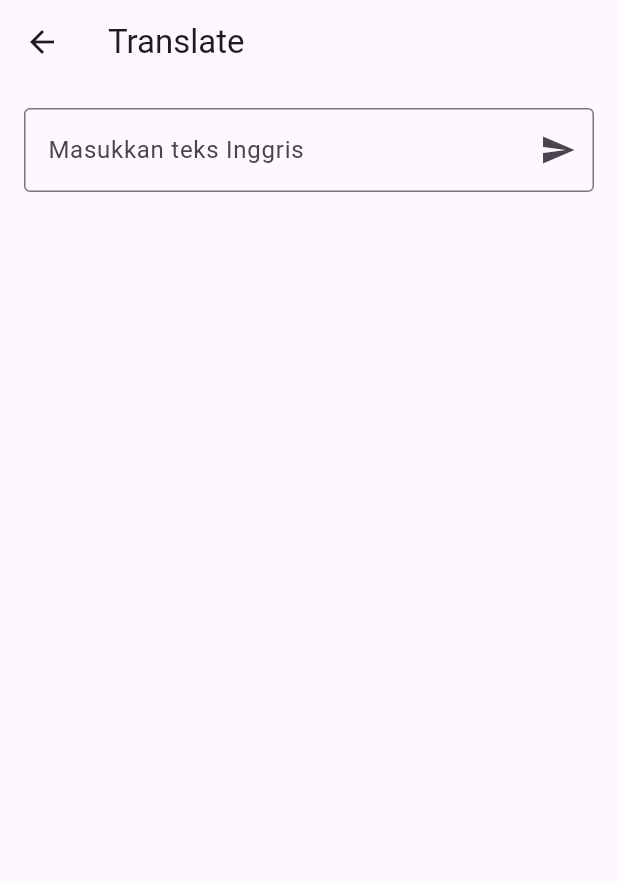
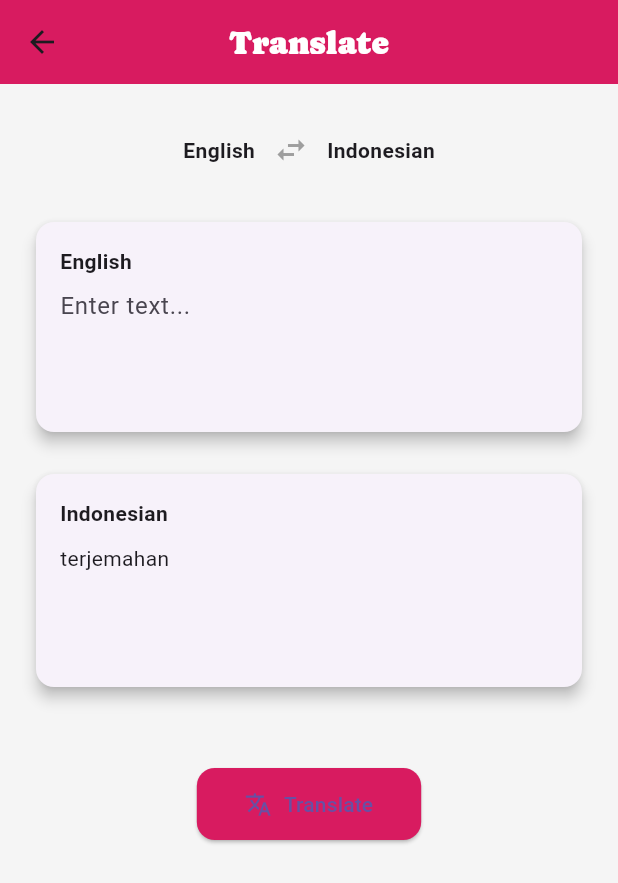
Before and after one commit to uswatun05/wordwise, a Flutter app: the TranslatePage screen opened directly, on a phone screen of 412 x 824 dp. Shown: the top 883 px of the screen. Run offline on Flutter 3.47's test engine with Material 3 defaults, Android fonts, the phone set to English and light mode, and no system bars; our stand-ins replace lottie.

Commit message:
part 4: menstylish halaman translate

```diff
--- a/lib/api/api_translate.dart
+++ b/lib/api/api_translate.dart
@@ -2,12 +2,10 @@ import 'dart:convert';
 import 'package:http/http.dart' as http;
 
 class TranslateService {
-  static Future<String> translate(String text) async {
-    final url = Uri.parse(
-      'https://api.mymemory.translated.net/get?q=$text&langpair=en|id',
+  static Future<String> translate(String text, String source, String target) async {
+    final res = await http.get(
+      Uri.parse('https://api.mymemory.translated.net/get?q=$text&langpair=$source|$target'),
     );
-
-    final res = await http.get(url);
 
     if (res.statusCode == 200) {
       final data = jsonDecode(res.body);
--- a/lib/screens/translate.dart
+++ b/lib/screens/translate.dart
@@ -7,46 +7,139 @@ class TranslatePage extends StatefulWidget {
 }
 
 class _TranslatePageState extends State<TranslatePage> {
-  final _ctrl = TextEditingController();
-  bool _loading = false;
-  String _output = '';
+  final TextEditingController _controller = TextEditingController();
 
-  void _doTranslate() async {
-    if (_ctrl.text.trim().isEmpty) return;
+  String translatedText = '';
+  bool isLoading = false;
+
+  String sourceLang = 'en';
+  String targetLang = 'id';
+  String sourceLabel = 'English';
+  String targetLabel = 'Indonesian';
+
+  void swapLanguages() {
     setState(() {
-      _loading = true;
-      _output = '';
+      final tempLang = sourceLang;
+      final tempLabel = sourceLabel;
+
+      sourceLang = targetLang;
+      targetLang = tempLang;
+
+      sourceLabel = targetLabel;
+      targetLabel = tempLabel;
+
+      translatedText = '';
     });
+  }
+
+  Future<void> handleTranslate() async {
+    if (_controller.text.trim().isEmpty) return;
+
+    setState(() => isLoading = true);
     try {
-      _output = await TranslateService.translate(_ctrl.text.trim());
+      final result = await TranslateService.translate(
+        _controller.text.trim(),
+        sourceLang,
+        targetLang,
+      );
+      setState(() {
+        translatedText = result;
+      });
     } catch (e) {
-      _output = 'Error translate';
+      setState(() {
+        translatedText = '⚠️ Translation failed.';
+      });
+    } finally {
+      setState(() => isLoading = false);
     }
-    setState(() => _loading = false);
   }
 
   @override
-  Widget build(BuildContext ctx) => Scaffold(
-    appBar: AppBar(title: Text('Translate')),
+  Widget build(BuildContext context) {
+    return Scaffold(
+      backgroundColor: Colors.grey[100],
+      appBar: AppBar(
+        backgroundColor: Color(0xFFD81B60),
+        centerTitle: true,
+        title: Text('Translate', style: TextStyle(color: Colors.white, fontFamily: 'Caprasimo')),
+      ),
       body: Padding(
-      padding: EdgeInsets.all(16),
-      child: Column(children: [
+        padding: const EdgeInsets.all(20),
+        child: Column(
+          children: [
+            Row(
+              mainAxisAlignment: MainAxisAlignment.center,
+              children: [
+                Text(sourceLabel, style: TextStyle(fontWeight: FontWeight.bold)),
+                IconButton(
+                  icon: Icon(Icons.swap_horiz, color: Colors.grey),
+                  onPressed: swapLanguages,
+                ),
+                Text(targetLabel, style: TextStyle(fontWeight: FontWeight.bold)),
+              ],
+            ),
+            const SizedBox(height: 20),
+
+            Card(
+              elevation: 4,
+              shape: RoundedRectangleBorder(borderRadius: BorderRadius.circular(12)),
+              child: Padding(
+                padding: const EdgeInsets.all(16.0),
+                child: Column(
+                  crossAxisAlignment: CrossAxisAlignment.start,
+                  children: [
+                    Text(sourceLabel, style: TextStyle(fontWeight: FontWeight.bold)),
                     TextField(
-          controller: _ctrl,
+                      controller: _controller,
+                      minLines: 3,
+                      maxLines: null,
                       decoration: InputDecoration(
-            hintText: 'Masukkan teks Inggris',
-            border: OutlineInputBorder(),
-            suffixIcon: IconButton(icon: Icon(Icons.send), onPressed: _doTranslate),
+                        hintText: 'Enter text...',
+                        border: InputBorder.none,
                       ),
-          onSubmitted: (_) => _doTranslate(),
                     ),
-        SizedBox(height: 20),
-        _loading
+                  ],
+                ),
+              ),
+            ),
+            const SizedBox(height: 20),
+
+           SizedBox(
+            width: double.infinity,
+            height: 150,
+            child: Card(
+              elevation: 4,
+              shape: RoundedRectangleBorder(borderRadius: BorderRadius.circular(12)),
+              child: Padding(
+                padding: const EdgeInsets.all(16.0),
+                child: Column(
+                  crossAxisAlignment: CrossAxisAlignment.start,
+                  children: [
+                    Text(targetLabel, style: TextStyle(fontWeight: FontWeight.bold)),
+                    const SizedBox(height: 10),
+                    isLoading
                         ? CircularProgressIndicator()
-          : _output.isNotEmpty
-            ? Text(_output, style: TextStyle(fontSize: 18))
-            : SizedBox(),
-      ]),
+                        : Text(translatedText.isNotEmpty ? translatedText : 'terjemahan'),
+                  ],
+                ),
+              ),
+            ),
+          ),
+            const SizedBox(height: 50),
+
+            ElevatedButton.icon(
+              onPressed: handleTranslate,
+              icon: Icon(Icons.translate),
+              label: Text("Translate"),
+              style: ElevatedButton.styleFrom(
+                backgroundColor: Color(0xFFD81B60),
+                padding: EdgeInsets.symmetric(horizontal: 32, vertical: 14),
+                shape: RoundedRectangleBorder(borderRadius: BorderRadius.circular(12)),
+              ),
+            ),
+          ],
+        ),
       ),
     );
   }
+}
--- a/pubspec.yaml
+++ b/pubspec.yaml
@@ -32,7 +32,6 @@ dependencies:
     sdk: flutter
   lottie: ^2.7.0
   http: ^0.13.6
-
   # The following adds the Cupertino Icons font to your application.
   # Use with the CupertinoIcons class for iOS style icons.
   cupertino_icons: ^1.0.8
```
Lines whose indentation alone changed are shown as unchanged.
